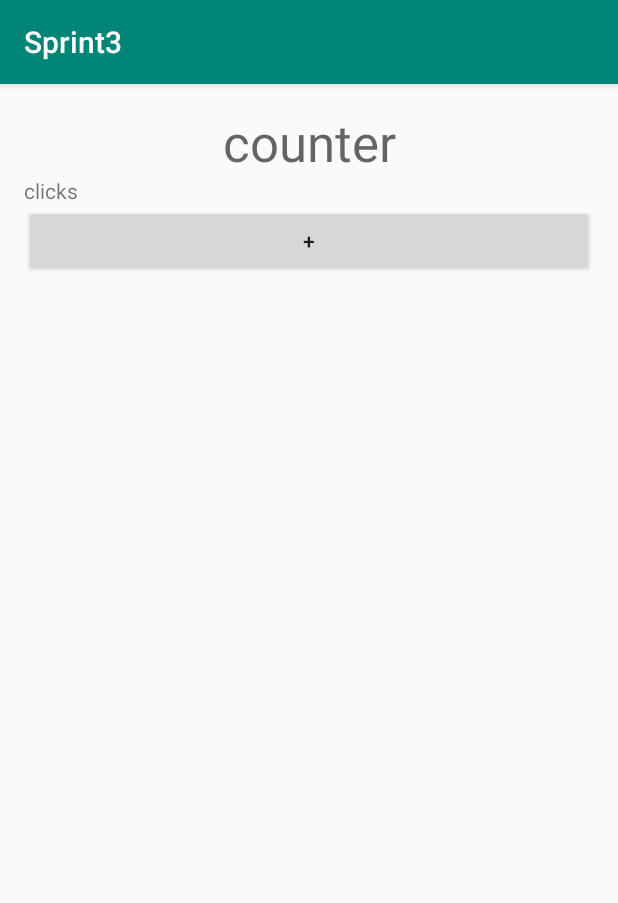
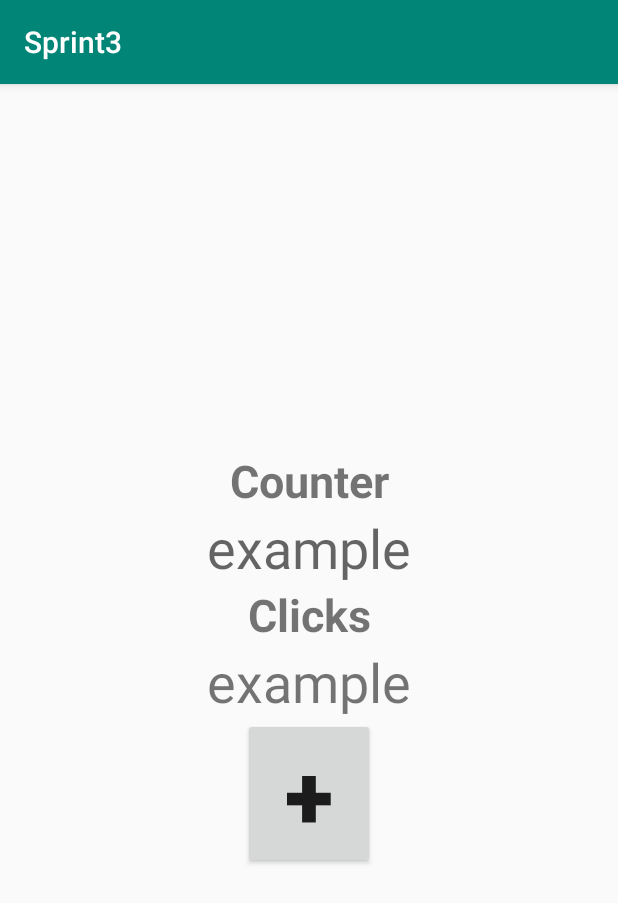
Before and after one commit to miguelleonmarti/FinalSprint, an Android app: the screen it shows after launch (CounterActivity), on a phone screen of 412 x 824 dp. Shown: the top 903 px of the screen. Run offline under Robolectric (Android 15) with nearby library versions, the phone set to English and light mode, and no system bars.

Commit message:
mis nombres confunden bastante, lo siento (me duelen los ojos incluso a mi), voy a intentar cambiarlos antes de la hora

```diff
--- a/app/src/main/java/es/ulpgc/miguel/sprint3/Counter/CounterPresenter.java
+++ b/app/src/main/java/es/ulpgc/miguel/sprint3/Counter/CounterPresenter.java
@@ -47,8 +47,7 @@ public class CounterPresenter implements CounterContract.Presenter {
 
   @Override
   public void suma() {
-    int id = router.getCounterFromPreviousScreen().getId();
-    model.suma(id);
+    model.suma(router.getCounterFromPreviousScreen().getId());
     fetchData();
   }
 }
--- a/app/src/main/java/es/ulpgc/miguel/sprint3/app/RepositoryContract.java
+++ b/app/src/main/java/es/ulpgc/miguel/sprint3/app/RepositoryContract.java
@@ -3,7 +3,9 @@ package es.ulpgc.miguel.sprint3.app;
 import java.util.List;
 
 public interface RepositoryContract {
+
   void add();
+
   void plus(int id);
 
   List<Counter> list();
--- a/app/src/main/res/layout/activity_counter.xml
+++ b/app/src/main/res/layout/activity_counter.xml
@@ -3,28 +3,55 @@
     xmlns:tools="http://schemas.android.com/tools"
     android:layout_width="match_parent"
     android:layout_height="match_parent"
+    android:gravity="center"
     android:orientation="vertical"
     android:padding="16dp"
     tools:context=".Counter.CounterActivity">
+
+    <TextView
+        android:id="@+id/counterLabel"
+        android:layout_width="match_parent"
+        android:layout_height="wrap_content"
+        android:gravity="center"
+        android:text="@string/counter_label"
+        android:textAlignment="center"
+        android:textSize="30sp"
+        android:textStyle="bold" />
 
     <TextView
         android:id="@+id/counterText"
         android:layout_width="match_parent"
         android:layout_height="wrap_content"
         android:gravity="center"
-        android:text="counter"
-        android:textAppearance="@style/TextAppearance.AppCompat.Display1" />
+        android:text="@string/example_text_label"
+        android:textAppearance="@style/TextAppearance.AppCompat.Display1"
+        android:textSize="36sp" />
+
+    <TextView
+        android:id="@+id/clicksLabel"
+        android:layout_width="match_parent"
+        android:layout_height="wrap_content"
+        android:gravity="center"
+        android:text="@string/clicks_label"
+        android:textAlignment="center"
+        android:textSize="30sp"
+        android:textStyle="bold" />
 
     <TextView
         android:id="@+id/clicksText"
         android:layout_width="match_parent"
         android:layout_height="wrap_content"
-        android:text="clicks" />
+        android:gravity="center"
+        android:text="@string/example_text_label"
+        android:textAlignment="center"
+        android:textSize="36sp" />
 
     <Button
         android:id="@+id/plusButton"
-        android:layout_width="match_parent"
+        android:layout_width="wrap_content"
         android:layout_height="wrap_content"
-        android:text="+" />
+        android:text="@string/plus_label"
+        android:textSize="60sp"
+        android:textStyle="bold" />
 
 </LinearLayout>
--- a/app/src/main/res/layout/activity_list.xml
+++ b/app/src/main/res/layout/activity_list.xml
@@ -4,6 +4,7 @@
     xmlns:tools="http://schemas.android.com/tools"
     android:layout_width="match_parent"
     android:layout_height="match_parent"
+    android:gravity="center"
     android:orientation="vertical"
     android:padding="0dp"
     tools:context=".List.ListActivity">
@@ -12,7 +13,10 @@
         android:id="@+id/plusButton"
         android:layout_width="wrap_content"
         android:layout_height="wrap_content"
-        android:text="+" />
+        android:text="@string/plus_label"
+        android:textAlignment="center"
+        android:textSize="60sp"
+        android:textStyle="bold" />
 
     <FrameLayout
         android:layout_width="match_parent"
--- a/app/src/main/res/layout/list_content.xml
+++ b/app/src/main/res/layout/list_content.xml
@@ -5,7 +5,6 @@
     android:layout_width="match_parent"
     android:layout_height="wrap_content"
     android:layout_margin="10dp"
-    android:contentDescription="image"
     android:gravity="center_horizontal"
     android:orientation="vertical"
     app:layout_constraintBottom_toBottomOf="parent"
@@ -19,9 +18,8 @@
         android:layout_height="wrap_content"
         android:gravity="center_horizontal"
         android:padding="10dp"
-        android:text="hola"
         android:textAlignment="center"
-        android:textSize="24sp"
+        android:textSize="36sp"
         android:textStyle="bold" />
 
 </LinearLayout>
--- a/app/src/main/res/values/strings.xml
+++ b/app/src/main/res/values/strings.xml
@@ -1,3 +1,7 @@
 <resources>
     <string name="app_name">Sprint3</string>
+    <string name="counter_label">Counter</string>
+    <string name="plus_label">+</string>
+    <string name="clicks_label">Clicks</string>
+    <string name="example_text_label">example</string>
 </resources>
```
